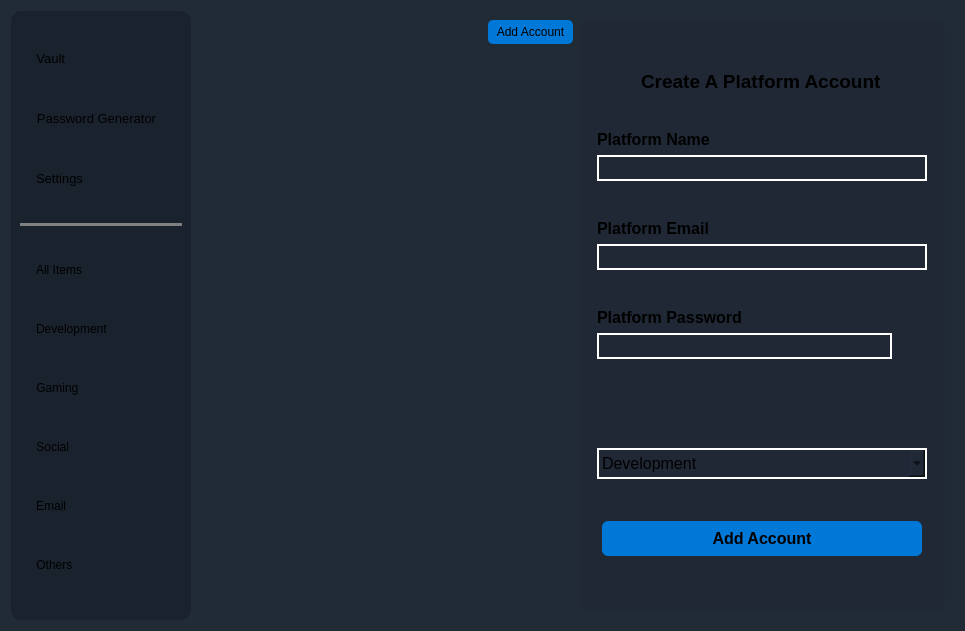
SahisN/PasswordManager, file pages/view/dashboard/dashboard.ui: the form before one commit.
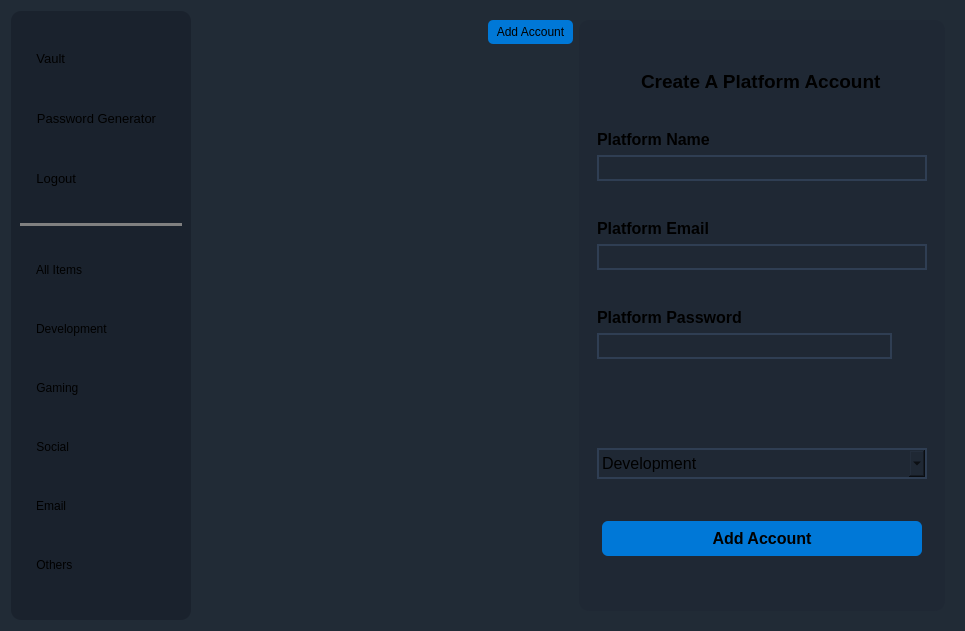
The form after the commit. Icons and pictures are not drawn.

```diff
--- a/pages/view/dashboard/dashboard.ui
+++ b/pages/view/dashboard/dashboard.ui
@@ -160,7 +160,7 @@
         }</string>
           </property>
           <property name="text">
-           <string>Settings                  </string>
+           <string>Logout                   </string>
           </property>
           <property name="icon">
            <iconset resource="../../../resources.qrc">
@@ -168,8 +168,8 @@
           </property>
           <property name="iconSize">
            <size>
-            <width>24</width>
-            <height>24</height>
+            <width>25</width>
+            <height>25</height>
            </size>
           </property>
           <property name="checkable">
@@ -715,9 +715,10 @@
                 <item>
                  <widget class="QLineEdit" name="platformNameInput">
                   <property name="styleSheet">
-                   <string notr="true">border: 2px solid white;
+                   <string notr="true">border: 2px solid #2f3e53;;
 border-radius: 0px;
-padding: 3px;</string>
+padding: 3px;
+</string>
                   </property>
                   <property name="text">
                    <string/>
@@ -753,9 +754,10 @@
                 <item>
                  <widget class="QLineEdit" name="platformEmailInput">
                   <property name="styleSheet">
-                   <string notr="true">border: 2px solid white;
+                   <string notr="true">border: 2px solid #2f3e53;;
 border-radius: 0px;
-padding: 3px;</string>
+padding: 3px;
+</string>
                   </property>
                   <property name="text">
                    <string/>
@@ -799,9 +801,10 @@
                   <item>
                    <widget class="QLineEdit" name="platformPasswordInput">
                     <property name="styleSheet">
-                     <string notr="true">border: 2px solid white;
+                     <string notr="true">border: 2px solid #2f3e53;;
 border-radius: 0px;
-padding: 3px;</string>
+padding: 3px;
+</string>
                     </property>
                    </widget>
                   </item>
@@ -833,9 +836,10 @@
                    </font>
                   </property>
                   <property name="styleSheet">
-                   <string notr="true">border: 2px solid white;
+                   <string notr="true">border: 2px solid #2f3e53;;
 border-radius: 0px;
-padding: 3px;</string>
+padding: 3px;
+</string>
                   </property>
                   <item>
                    <property name="text">
```
Left out of the diff: 20 changed lines with no effect on the pictures.
